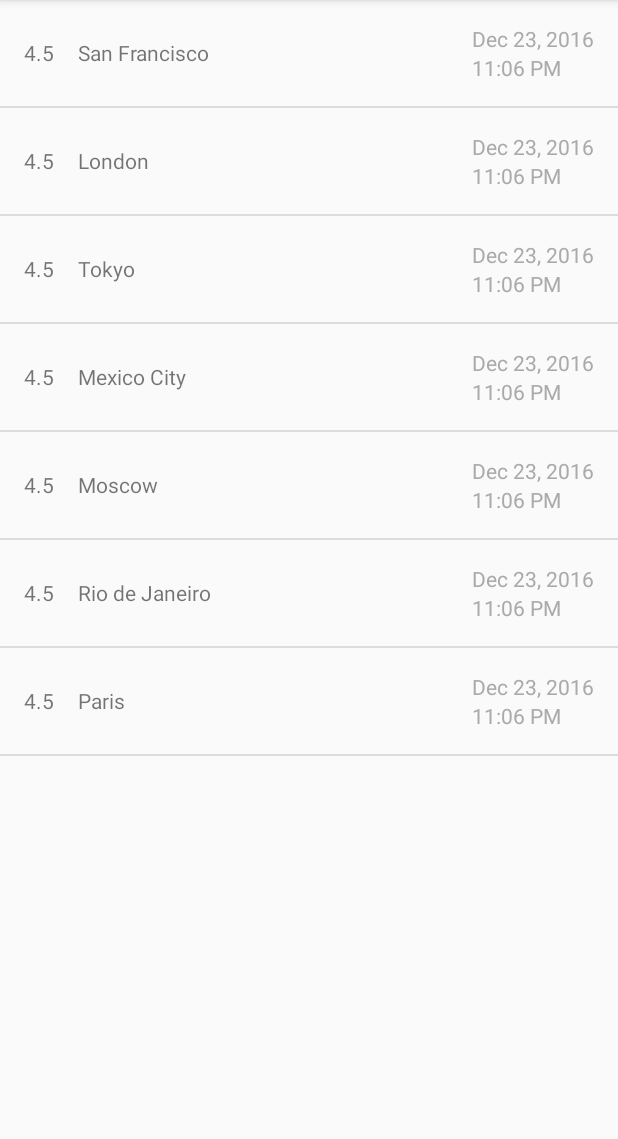
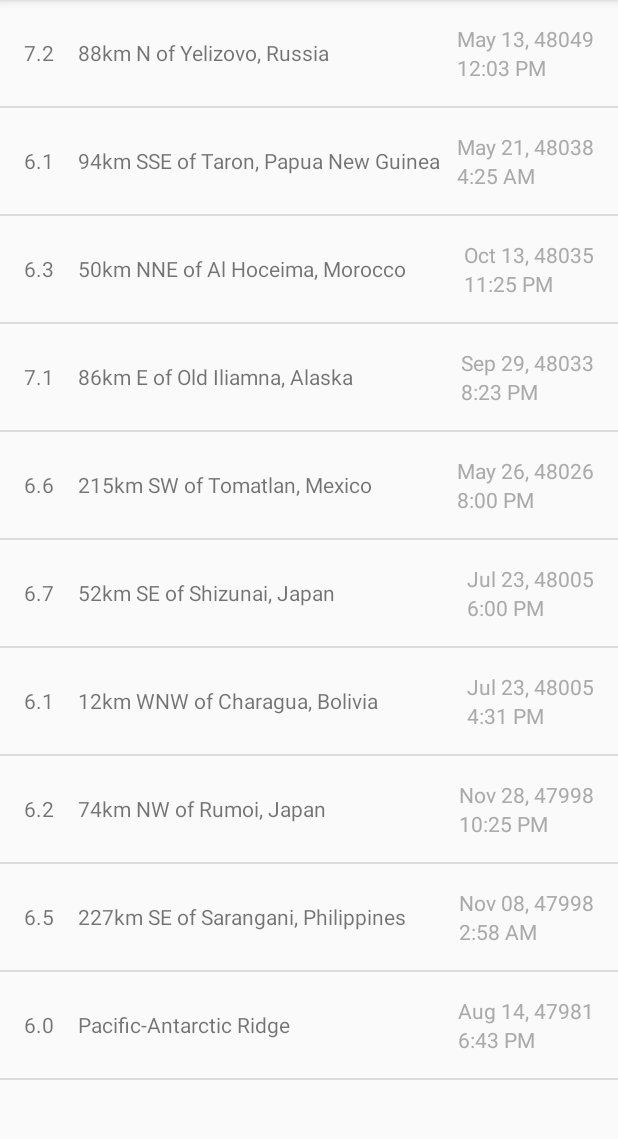
Before and after one commit to Gopikrishna19/learning-android, an Android app: the screen it shows after launch (MainActivity), on a phone screen of 412 x 824 dp, the part 84-1223 px from its top. Run offline under Robolectric (Android 15) with nearby library versions, the phone set to English and light mode, and no system bars.

Commit message:
create utility for parsing json and populating locations

```diff
--- a/app/src/main/java/dev/gopikrishna19/quaker/MainActivity.java
+++ b/app/src/main/java/dev/gopikrishna19/quaker/MainActivity.java
@@ -4,11 +4,8 @@ import android.os.Bundle;
 import android.support.v7.app.AppCompatActivity;
 import android.widget.ListView;
 
-import java.util.ArrayList;
-import java.util.Arrays;
-
-import dev.gopikrishna19.quaker.types.Location;
 import dev.gopikrishna19.quaker.types.LocationAdapter;
+import dev.gopikrishna19.quaker.utils.Locations;
 
 public class MainActivity extends AppCompatActivity {
 
@@ -18,21 +15,9 @@ public class MainActivity extends AppCompatActivity {
         super.onCreate(savedInstanceState);
         setContentView(R.layout.activity_main);
 
-        ArrayList<Location> locations = new ArrayList<>(
-                Arrays.asList(
-                        new Location("San Francisco", 4.5, 1482534399),
-                        new Location("London", 4.5, 1482534399),
-                        new Location("Tokyo", 4.5, 1482534399),
-                        new Location("Mexico City", 4.5, 1482534399),
-                        new Location("Moscow", 4.5, 1482534399),
-                        new Location("Rio de Janeiro", 4.5, 1482534399),
-                        new Location("Paris", 4.5, 1482534399)
-                )
-        );
-
         ListView earthquakeListView = (ListView) findViewById(R.id.lvMain);
 
-        LocationAdapter adapter = new LocationAdapter(this, locations);
+        LocationAdapter adapter = new LocationAdapter(this, Locations.getLocations());
 
         earthquakeListView.setAdapter(adapter);
     }
--- /dev/null
+++ b/app/src/main/java/dev/gopikrishna19/quaker/utils/Locations.java
@@ -0,0 +1,52 @@
+package dev.gopikrishna19.quaker.utils;
+
+import android.util.Log;
+
+import org.json.JSONArray;
+import org.json.JSONException;
+import org.json.JSONObject;
+
+import java.util.ArrayList;
+
+import dev.gopikrishna19.quaker.types.Location;
+
+public class Locations {
+
+    private static final String SAMPLE_JSON_RESPONSE = "{\"type\":\"FeatureCollection\",\"metadata\":{\"generated\":1462295443000,\"url\":\"http://earthquake.usgs.gov/fdsnws/event/1/query?format=geojson&starttime=2016-01-01&endtime=2016-01-31&minmag=6&limit=10\",\"title\":\"USGS Earthquakes\",\"status\":200,\"api\":\"1.5.2\",\"limit\":10,\"offset\":1,\"count\":10},\"features\":[{\"type\":\"Feature\",\"properties\":{\"mag\":7.2,\"place\":\"88km N of Yelizovo, Russia\",\"time\":1454124312220,\"updated\":1460674294040,\"tz\":720,\"url\":\"http://earthquake.usgs.gov/earthquakes/eventpage/us20004vvx\",\"detail\":\"http://earthquake.usgs.gov/fdsnws/event/1/query?eventid=us20004vvx&format=geojson\",\"felt\":2,\"cdi\":3.4,\"mmi\":5.82,\"alert\":\"green\",\"status\":\"reviewed\",\"tsunami\":1,\"sig\":798,\"net\":\"us\",\"code\":\"20004vvx\",\"ids\":\",at00o1qxho,pt16030050,us20004vvx,gcmt20160130032510,\",\"sources\":\",at,pt,us,gcmt,\",\"types\":\",cap,dyfi,finite-fault,general-link,general-text,geoserve,impact-link,impact-text,losspager,moment-tensor,nearby-cities,origin,phase-data,shakemap,tectonic-summary,\",\"nst\":null,\"dmin\":0.958,\"rms\":1.19,\"gap\":17,\"magType\":\"mww\",\"type\":\"earthquake\",\"title\":\"M 7.2 - 88km N of Yelizovo, Russia\"},\"geometry\":{\"type\":\"Point\",\"coordinates\":[158.5463,53.9776,177]},\"id\":\"us20004vvx\"},\n" +
+            "{\"type\":\"Feature\",\"properties\":{\"mag\":6.1,\"place\":\"94km SSE of Taron, Papua New Guinea\",\"time\":1453777820750,\"updated\":1460156775040,\"tz\":600,\"url\":\"http://earthquake.usgs.gov/earthquakes/eventpage/us20004uks\",\"detail\":\"http://earthquake.usgs.gov/fdsnws/event/1/query?eventid=us20004uks&format=geojson\",\"felt\":null,\"cdi\":null,\"mmi\":4.1,\"alert\":\"green\",\"status\":\"reviewed\",\"tsunami\":1,\"sig\":572,\"net\":\"us\",\"code\":\"20004uks\",\"ids\":\",us20004uks,gcmt20160126031023,\",\"sources\":\",us,gcmt,\",\"types\":\",cap,geoserve,losspager,moment-tensor,nearby-cities,origin,phase-data,shakemap,tectonic-summary,\",\"nst\":null,\"dmin\":1.537,\"rms\":0.74,\"gap\":25,\"magType\":\"mww\",\"type\":\"earthquake\",\"title\":\"M 6.1 - 94km SSE of Taron, Papua New Guinea\"},\"geometry\":{\"type\":\"Point\",\"coordinates\":[153.2454,-5.2952,26]},\"id\":\"us20004uks\"},\n" +
+            "{\"type\":\"Feature\",\"properties\":{\"mag\":6.3,\"place\":\"50km NNE of Al Hoceima, Morocco\",\"time\":1453695722730,\"updated\":1460156773040,\"tz\":0,\"url\":\"http://earthquake.usgs.gov/earthquakes/eventpage/us10004gy9\",\"detail\":\"http://earthquake.usgs.gov/fdsnws/event/1/query?eventid=us10004gy9&format=geojson\",\"felt\":117,\"cdi\":7.2,\"mmi\":5.28,\"alert\":\"green\",\"status\":\"reviewed\",\"tsunami\":0,\"sig\":695,\"net\":\"us\",\"code\":\"10004gy9\",\"ids\":\",us10004gy9,gcmt20160125042203,\",\"sources\":\",us,gcmt,\",\"types\":\",cap,dyfi,geoserve,impact-text,losspager,moment-tensor,nearby-cities,origin,phase-data,shakemap,tectonic-summary,\",\"nst\":null,\"dmin\":2.201,\"rms\":0.92,\"gap\":20,\"magType\":\"mww\",\"type\":\"earthquake\",\"title\":\"M 6.3 - 50km NNE of Al Hoceima, Morocco\"},\"geometry\":{\"type\":\"Point\",\"coordinates\":[-3.6818,35.6493,12]},\"id\":\"us10004gy9\"},\n" +
+            "{\"type\":\"Feature\",\"properties\":{\"mag\":7.1,\"place\":\"86km E of Old Iliamna, Alaska\",\"time\":1453631430230,\"updated\":1460156770040,\"tz\":-540,\"url\":\"http://earthquake.usgs.gov/earthquakes/eventpage/us10004gqp\",\"detail\":\"http://earthquake.usgs.gov/fdsnws/event/1/query?eventid=us10004gqp&format=geojson\",\"felt\":1816,\"cdi\":7.2,\"mmi\":6.6,\"alert\":\"green\",\"status\":\"reviewed\",\"tsunami\":1,\"sig\":1496,\"net\":\"us\",\"code\":\"10004gqp\",\"ids\":\",at00o1gd6r,us10004gqp,ak12496371,gcmt20160124103030,\",\"sources\":\",at,us,ak,gcmt,\",\"types\":\",cap,dyfi,finite-fault,general-link,general-text,geoserve,impact-link,impact-text,losspager,moment-tensor,nearby-cities,origin,phase-data,shakemap,tectonic-summary,trump-origin,\",\"nst\":null,\"dmin\":0.72,\"rms\":2.11,\"gap\":19,\"magType\":\"mww\",\"type\":\"earthquake\",\"title\":\"M 7.1 - 86km E of Old Iliamna, Alaska\"},\"geometry\":{\"type\":\"Point\",\"coordinates\":[-153.4051,59.6363,129]},\"id\":\"us10004gqp\"},\n" +
+            "{\"type\":\"Feature\",\"properties\":{\"mag\":6.6,\"place\":\"215km SW of Tomatlan, Mexico\",\"time\":1453399617650,\"updated\":1459963829040,\"tz\":-420,\"url\":\"http://earthquake.usgs.gov/earthquakes/eventpage/us10004g4l\",\"detail\":\"http://earthquake.usgs.gov/fdsnws/event/1/query?eventid=us10004g4l&format=geojson\",\"felt\":11,\"cdi\":2.7,\"mmi\":3.92,\"alert\":\"green\",\"status\":\"reviewed\",\"tsunami\":1,\"sig\":673,\"net\":\"us\",\"code\":\"10004g4l\",\"ids\":\",at00o1bebo,pt16021050,us10004g4l,gcmt20160121180659,\",\"sources\":\",at,pt,us,gcmt,\",\"types\":\",cap,dyfi,geoserve,impact-link,impact-text,losspager,moment-tensor,nearby-cities,origin,phase-data,shakemap,tectonic-summary,\",\"nst\":null,\"dmin\":2.413,\"rms\":0.98,\"gap\":74,\"magType\":\"mww\",\"type\":\"earthquake\",\"title\":\"M 6.6 - 215km SW of Tomatlan, Mexico\"},\"geometry\":{\"type\":\"Point\",\"coordinates\":[-106.9337,18.8239,10]},\"id\":\"us10004g4l\"},\n" +
+            "{\"type\":\"Feature\",\"properties\":{\"mag\":6.7,\"place\":\"52km SE of Shizunai, Japan\",\"time\":1452741933640,\"updated\":1459304879040,\"tz\":540,\"url\":\"http://earthquake.usgs.gov/earthquakes/eventpage/us10004ebx\",\"detail\":\"http://earthquake.usgs.gov/fdsnws/event/1/query?eventid=us10004ebx&format=geojson\",\"felt\":51,\"cdi\":5.8,\"mmi\":6.45,\"alert\":\"green\",\"status\":\"reviewed\",\"tsunami\":1,\"sig\":720,\"net\":\"us\",\"code\":\"10004ebx\",\"ids\":\",us10004ebx,pt16014050,at00o0xauk,gcmt20160114032534,\",\"sources\":\",us,pt,at,gcmt,\",\"types\":\",associate,cap,dyfi,geoserve,impact-link,impact-text,losspager,moment-tensor,nearby-cities,origin,phase-data,shakemap,\",\"nst\":null,\"dmin\":0.281,\"rms\":0.98,\"gap\":22,\"magType\":\"mww\",\"type\":\"earthquake\",\"title\":\"M 6.7 - 52km SE of Shizunai, Japan\"},\"geometry\":{\"type\":\"Point\",\"coordinates\":[142.781,41.9723,46]},\"id\":\"us10004ebx\"},\n" +
+            "{\"type\":\"Feature\",\"properties\":{\"mag\":6.1,\"place\":\"12km WNW of Charagua, Bolivia\",\"time\":1452741928270,\"updated\":1459304879040,\"tz\":-240,\"url\":\"http://earthquake.usgs.gov/earthquakes/eventpage/us10004ebw\",\"detail\":\"http://earthquake.usgs.gov/fdsnws/event/1/query?eventid=us10004ebw&format=geojson\",\"felt\":3,\"cdi\":2.2,\"mmi\":2.21,\"alert\":\"green\",\"status\":\"reviewed\",\"tsunami\":0,\"sig\":573,\"net\":\"us\",\"code\":\"10004ebw\",\"ids\":\",us10004ebw,gcmt20160114032528,\",\"sources\":\",us,gcmt,\",\"types\":\",cap,dyfi,geoserve,impact-text,losspager,moment-tensor,nearby-cities,origin,phase-data,shakemap,tectonic-summary,\",\"nst\":null,\"dmin\":5.492,\"rms\":1.04,\"gap\":16,\"magType\":\"mww\",\"type\":\"earthquake\",\"title\":\"M 6.1 - 12km WNW of Charagua, Bolivia\"},\"geometry\":{\"type\":\"Point\",\"coordinates\":[-63.3288,-19.7597,582.56]},\"id\":\"us10004ebw\"},\n" +
+            "{\"type\":\"Feature\",\"properties\":{\"mag\":6.2,\"place\":\"74km NW of Rumoi, Japan\",\"time\":1452532083920,\"updated\":1459304875040,\"tz\":540,\"url\":\"http://earthquake.usgs.gov/earthquakes/eventpage/us10004djn\",\"detail\":\"http://earthquake.usgs.gov/fdsnws/event/1/query?eventid=us10004djn&format=geojson\",\"felt\":8,\"cdi\":3.4,\"mmi\":3.74,\"alert\":\"green\",\"status\":\"reviewed\",\"tsunami\":0,\"sig\":594,\"net\":\"us\",\"code\":\"10004djn\",\"ids\":\",us10004djn,gcmt20160111170803,\",\"sources\":\",us,gcmt,\",\"types\":\",cap,dyfi,geoserve,impact-text,losspager,moment-tensor,nearby-cities,origin,phase-data,shakemap,tectonic-summary,\",\"nst\":null,\"dmin\":1.139,\"rms\":0.96,\"gap\":33,\"magType\":\"mww\",\"type\":\"earthquake\",\"title\":\"M 6.2 - 74km NW of Rumoi, Japan\"},\"geometry\":{\"type\":\"Point\",\"coordinates\":[141.0867,44.4761,238.81]},\"id\":\"us10004djn\"},\n" +
+            "{\"type\":\"Feature\",\"properties\":{\"mag\":6.5,\"place\":\"227km SE of Sarangani, Philippines\",\"time\":1452530285900,\"updated\":1459304874040,\"tz\":480,\"url\":\"http://earthquake.usgs.gov/earthquakes/eventpage/us10004dj5\",\"detail\":\"http://earthquake.usgs.gov/fdsnws/event/1/query?eventid=us10004dj5&format=geojson\",\"felt\":1,\"cdi\":2.7,\"mmi\":7.5,\"alert\":\"green\",\"status\":\"reviewed\",\"tsunami\":1,\"sig\":650,\"net\":\"us\",\"code\":\"10004dj5\",\"ids\":\",at00o0srjp,pt16011050,us10004dj5,gcmt20160111163807,\",\"sources\":\",at,pt,us,gcmt,\",\"types\":\",cap,dyfi,geoserve,impact-link,impact-text,losspager,moment-tensor,nearby-cities,origin,phase-data,shakemap,tectonic-summary,\",\"nst\":null,\"dmin\":3.144,\"rms\":0.72,\"gap\":22,\"magType\":\"mww\",\"type\":\"earthquake\",\"title\":\"M 6.5 - 227km SE of Sarangani, Philippines\"},\"geometry\":{\"type\":\"Point\",\"coordinates\":[126.8621,3.8965,13]},\"id\":\"us10004dj5\"},\n" +
+            "{\"type\":\"Feature\",\"properties\":{\"mag\":6,\"place\":\"Pacific-Antarctic Ridge\",\"time\":1451986454620,\"updated\":1459202978040,\"tz\":-540,\"url\":\"http://earthquake.usgs.gov/earthquakes/eventpage/us10004bgk\",\"detail\":\"http://earthquake.usgs.gov/fdsnws/event/1/query?eventid=us10004bgk&format=geojson\",\"felt\":0,\"cdi\":1,\"mmi\":0,\"alert\":\"green\",\"status\":\"reviewed\",\"tsunami\":0,\"sig\":554,\"net\":\"us\",\"code\":\"10004bgk\",\"ids\":\",us10004bgk,gcmt20160105093415,\",\"sources\":\",us,gcmt,\",\"types\":\",cap,dyfi,geoserve,losspager,moment-tensor,nearby-cities,origin,phase-data,shakemap,\",\"nst\":null,\"dmin\":30.75,\"rms\":0.67,\"gap\":71,\"magType\":\"mww\",\"type\":\"earthquake\",\"title\":\"M 6.0 - Pacific-Antarctic Ridge\"},\"geometry\":{\"type\":\"Point\",\"coordinates\":[-136.2603,-54.2906,10]},\"id\":\"us10004bgk\"}],\"bbox\":[-153.4051,-54.2906,10,158.5463,59.6363,582.56]}";
+
+    public static ArrayList<Location> getLocations() {
+
+        ArrayList<Location> locations = new ArrayList<>();
+
+        try {
+
+            JSONObject root = new JSONObject(SAMPLE_JSON_RESPONSE);
+            JSONArray features = root.getJSONArray("features");
+
+            for (int i = 0; i < features.length(); ++i) {
+                JSONObject feature = features.getJSONObject(i);
+                JSONObject properties = feature.getJSONObject("properties");
+
+                double magnitude = properties.getDouble("mag");
+                String name = properties.getString("place");
+                long time = properties.getLong("time");
+
+                locations.add(new Location(name, magnitude, time));
+            }
+
+        } catch (JSONException e) {
+            Log.e("QueryUtils", "Problem parsing the earthquake JSON results", e);
+        }
+
+        return locations;
+    }
+}
```
